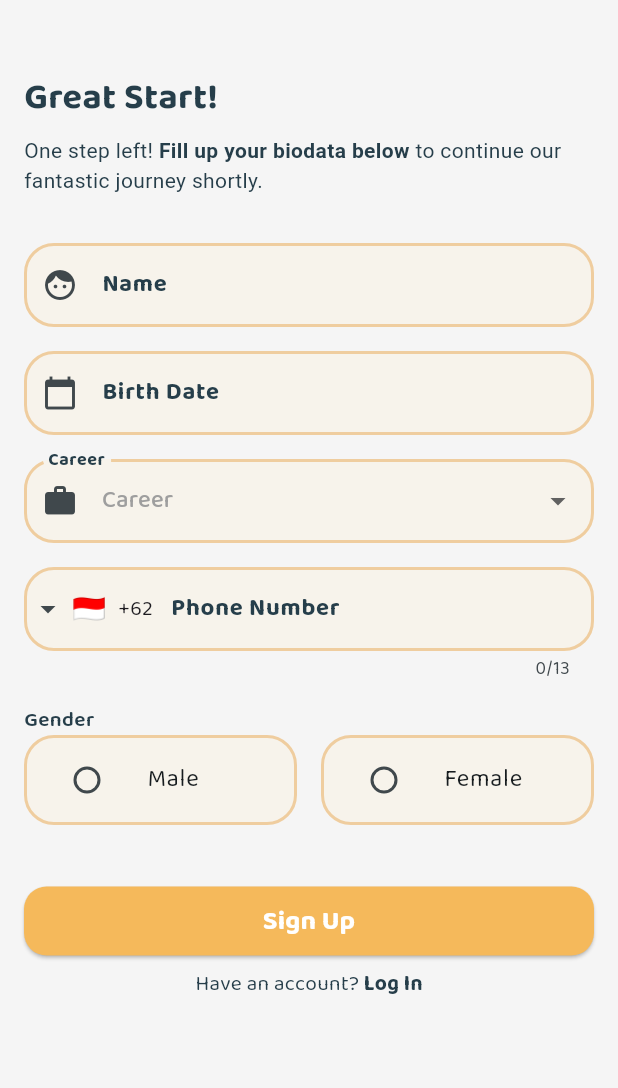
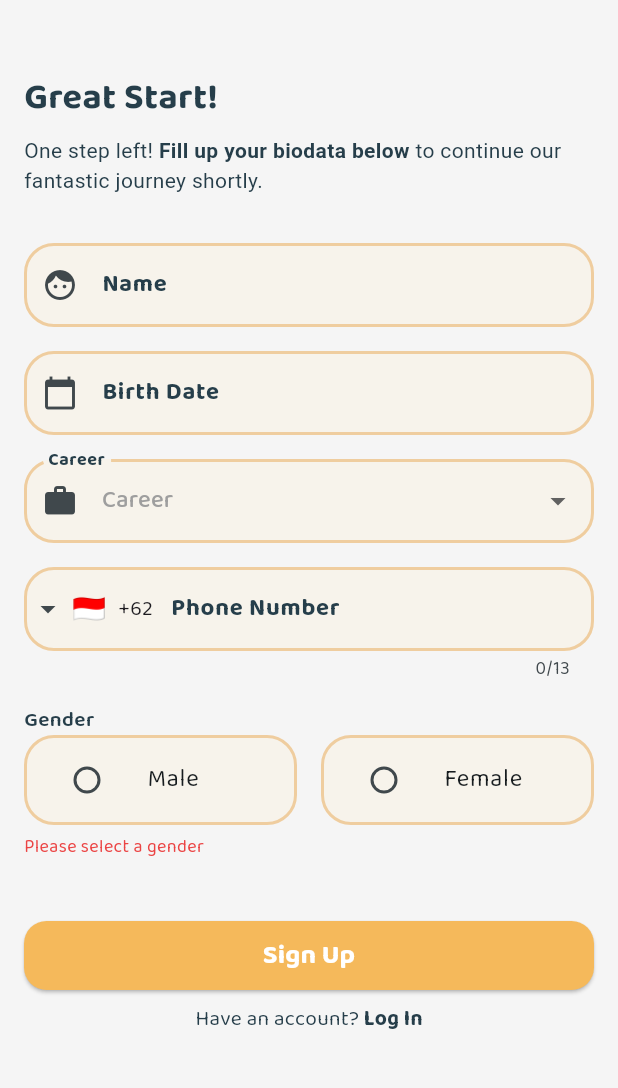
Before and after one commit to ayukrisn/tugas_progmob_1, a Flutter app: the SignupPage2 screen opened directly, on a phone screen of 412 x 824 dp, the part 117-1205 px from its top. Run offline on Flutter 3.47's test engine with Material 3 defaults, Android fonts, the light colour scheme and no system bars; drawn by our look-alikes of intl_phone_field; our stand-ins replace google_fonts.

Commit message:
added error message to gender

```diff
--- a/lib/signup_page2.dart
+++ b/lib/signup_page2.dart
@@ -214,6 +214,7 @@ class _SignupPageState extends State<SignupPage2> {
                       return null;
                     },
                   ),
+
                   const SizedBox(height: 16),
                   Text("Gender",
                       style: GoogleFonts.baloo2(
@@ -275,6 +276,12 @@ class _SignupPageState extends State<SignupPage2> {
                       ),
                     ],
                   ),
+                  const SizedBox(height: 6),
+                  if (_gender == null || _gender == "")
+                    const Text(
+                      'Please select a gender',
+                      style: TextStyle(color: Color(0xFFeb4444), fontSize: 12),
+                    ),
                   const SizedBox(height: 40),
                   Row(
                     children: [
```
